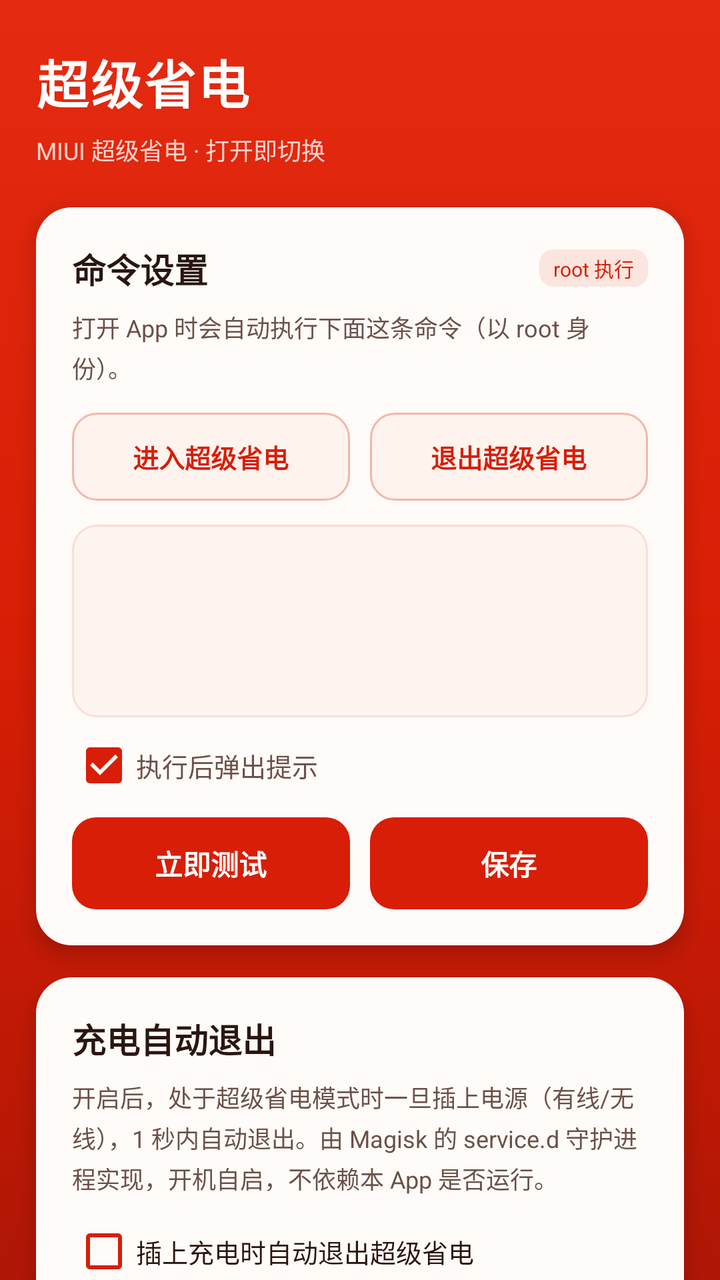
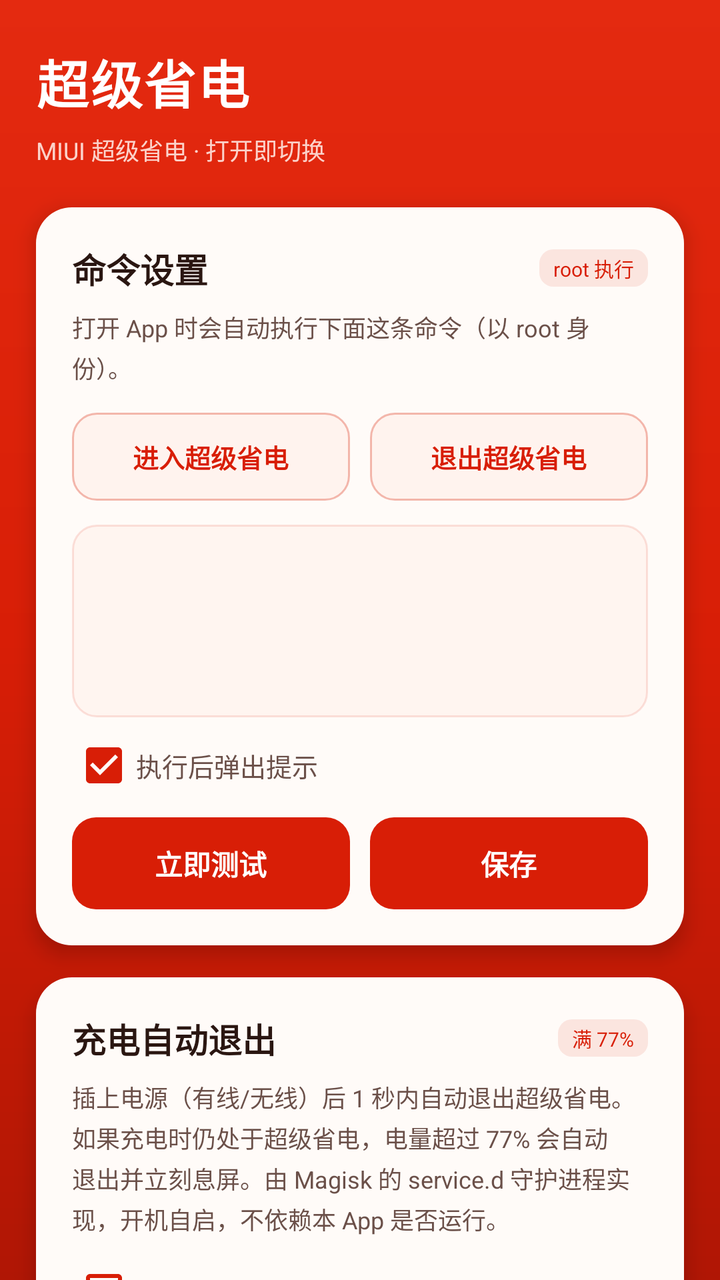

Screens rendered from an Android XML layout before and after an edit, with the pre-edit source and the edit as a unified diff.
<!-- AndroidManifest.xml: application theme Theme.EPS -->
<!-- res/layout/activity_settings.xml -->
<?xml version="1.0" encoding="utf-8"?>
<ScrollView xmlns:android="http://schemas.android.com/apk/res/android"
    xmlns:app="http://schemas.android.com/apk/res-auto"
    android:layout_width="match_parent"
    android:layout_height="match_parent"
    android:background="@drawable/bg_app"
    android:fillViewport="true"
    android:scrollbars="none">

    <LinearLayout
        android:layout_width="match_parent"
        android:layout_height="wrap_content"
        android:clipToPadding="false"
        android:orientation="vertical"
        android:paddingStart="18dp"
        android:paddingTop="22dp"
        android:paddingEnd="18dp"
        android:paddingBottom="36dp">

        <TextView
            android:layout_width="wrap_content"
            android:layout_height="wrap_content"
            android:letterSpacing="0.03"
            android:text="超级省电"
            android:textColor="@color/on_red_primary"
            android:textSize="26sp"
            android:textStyle="bold" />

        <TextView
            android:layout_width="wrap_content"
            android:layout_height="wrap_content"
            android:layout_marginTop="6dp"
            android:text="MIUI 超级省电 · 打开即切换"
            android:textColor="@color/on_red_secondary"
            android:textSize="12sp" />

        
        <LinearLayout
            android:layout_width="match_parent"
            android:layout_height="wrap_content"
            android:layout_marginTop="20dp"
            android:background="@drawable/bg_card"
            android:elevation="6dp"
            android:orientation="vertical"
            android:padding="18dp">

            <LinearLayout
                android:layout_width="match_parent"
                android:layout_height="wrap_content"
                android:gravity="center_vertical"
                android:orientation="horizontal">

                <TextView
                    android:layout_width="0dp"
                    android:layout_height="wrap_content"
                    android:layout_weight="1"
                    android:text="命令设置"
                    android:textColor="@color/text_dark"
                    android:textSize="17sp"
                    android:textStyle="bold" />

                <TextView
                    android:layout_width="wrap_content"
                    android:layout_height="wrap_content"
                    android:background="@drawable/bg_chip"
                    android:paddingStart="7dp"
                    android:paddingTop="2dp"
                    android:paddingEnd="7dp"
                    android:paddingBottom="2dp"
                    android:text="root 执行"
                    android:textColor="@color/festive_red"
                    android:textSize="10sp" />
            </LinearLayout>

            <TextView
                android:layout_width="match_parent"
                android:layout_height="wrap_content"
                android:layout_marginTop="8dp"
                android:lineSpacingExtra="3dp"
                android:text="打开 App 时会自动执行下面这条命令（以 root 身份）。"
                android:textColor="@color/text_body"
                android:textSize="12sp" />

            <LinearLayout
                android:layout_width="match_parent"
                android:layout_height="wrap_content"
                android:layout_marginTop="14dp"
                android:orientation="horizontal">

                <Button
                    android:id="@+id/btnPresetEnter"
                    style="@style/EPS.Button.Light"
                    android:layout_width="0dp"
                    android:layout_height="44dp"
                    android:layout_weight="1"
                    android:text="进入超级省电" />

                <Button
                    android:id="@+id/btnPresetExit"
                    style="@style/EPS.Button.Light"
                    android:layout_width="0dp"
                    android:layout_height="44dp"
                    android:layout_marginStart="10dp"
                    android:layout_weight="1"
                    android:text="退出超级省电" />
            </LinearLayout>

            <EditText
                android:id="@+id/editCommand"
                android:layout_width="match_parent"
                android:layout_height="wrap_content"
                android:layout_marginTop="12dp"
                android:background="@drawable/bg_field"
                android:fontFamily="monospace"
                android:gravity="top"
                android:inputType="textMultiLine"
                android:minLines="5"
                android:padding="12dp"
                android:textColor="@color/text_dark"
                android:textColorHint="@color/text_hint"
                android:textSize="12sp" />

            <CheckBox
                android:id="@+id/cbToast"
                android:layout_width="wrap_content"
                android:layout_height="wrap_content"
                android:layout_marginTop="8dp"
                android:buttonTint="@color/festive_red"
                android:checked="true"
                android:text="执行后弹出提示"
                android:textColor="@color/text_body"
                android:textSize="13sp"
                app:buttonTint="@color/festive_red" />

            <LinearLayout
                android:layout_width="match_parent"
                android:layout_height="wrap_content"
                android:layout_marginTop="10dp"
                android:orientation="horizontal">

                <Button
                    android:id="@+id/btnTest"
                    android:layout_width="0dp"
                    android:layout_height="46dp"
                    android:layout_weight="1"
                    android:text="立即测试" />

                <Button
                    android:id="@+id/btnSave"
                    android:layout_width="0dp"
                    android:layout_height="46dp"
                    android:layout_marginStart="10dp"
                    android:layout_weight="1"
                    android:text="保存" />
            </LinearLayout>

            <TextView
                android:id="@+id/tvResult"
                android:layout_width="match_parent"
                android:visibility="gone"
                android:layout_height="wrap_content"
                android:layout_marginTop="12dp"
                android:background="@drawable/bg_field"
                android:fontFamily="monospace"
                android:lineSpacingExtra="2dp"
                android:padding="10dp"
                android:textColor="@color/text_body"
                android:textSize="11sp" />
        </LinearLayout>

        
        <LinearLayout
            android:layout_width="match_parent"
            android:layout_height="wrap_content"
            android:layout_marginTop="16dp"
            android:background="@drawable/bg_card"
            android:elevation="6dp"
            android:orientation="vertical"
            android:padding="18dp">

            <TextView
                android:layout_width="wrap_content"
                android:layout_height="wrap_content"
                android:text="充电自动退出"
                android:textColor="@color/text_dark"
                android:textSize="17sp"
                android:textStyle="bold" />

            <TextView
                android:layout_width="match_parent"
                android:layout_height="wrap_content"
                android:layout_marginTop="8dp"
                android:lineSpacingExtra="3dp"
                android:text="开启后，处于超级省电模式时一旦插上电源（有线/无线），1 秒内自动退出。由 Magisk 的 service.d 守护进程实现，开机自启，不依赖本 App 是否运行。"
                android:textColor="@color/text_body"
                android:textSize="12sp" />

            <CheckBox
                android:id="@+id/cbAutoExit"
                android:layout_width="wrap_content"
                android:layout_height="wrap_content"
                android:layout_marginTop="12dp"
                android:buttonTint="@color/festive_red"
                android:text="插上充电时自动退出超级省电"
                android:textColor="@color/text_dark"
                android:textSize="13sp"
                app:buttonTint="@color/festive_red" />

            <TextView
                android:id="@+id/tvWatchStatus"
                android:layout_width="match_parent"
                android:layout_height="wrap_content"
                android:layout_marginTop="6dp"
                android:fontFamily="monospace"
                android:lineSpacingExtra="2dp"
                android:text="状态：查询中…"
                android:textColor="@color/text_body"
                android:textSize="11sp" />
        </LinearLayout>

        
        <LinearLayout
            android:layout_width="match_parent"
            android:layout_height="wrap_content"
            android:layout_marginTop="16dp"
            android:background="@drawable/bg_card"
            android:elevation="6dp"
            android:orientation="vertical"
            android:padding="18dp">

            <LinearLayout
                android:layout_width="match_parent"
                android:layout_height="wrap_content"
                android:gravity="center_vertical"
                android:orientation="horizontal">

                <TextView
                    android:layout_width="0dp"
                    android:layout_height="wrap_content"
                    android:layout_weight="1"
                    android:text="闲置息屏"
                    android:textColor="@color/text_dark"
                    android:textSize="17sp"
                    android:textStyle="bold" />

                <TextView
                    android:layout_width="wrap_content"
                    android:layout_height="wrap_content"
                    android:background="@drawable/bg_chip"
                    android:paddingStart="7dp"
                    android:paddingTop="2dp"
                    android:paddingEnd="7dp"
                    android:paddingBottom="2dp"
                    android:text="7 分 27 秒"
                    android:textColor="@color/festive_red"
                    android:textSize="10sp" />
            </LinearLayout>

            <TextView
                android:layout_width="match_parent"
                android:layout_height="wrap_content"
                android:layout_marginTop="8dp"
                android:lineSpacingExtra="3dp"
                android:text="连续 7 分 27 秒（447 秒）没有任何触屏（只认真实触屏，不看按键、传感器），就先退回桌面默认主页面、再息屏，全程约 1 秒。超级省电模式下不生效。"
                android:textColor="@color/text_body"
                android:textSize="12sp" />

            <CheckBox
                android:id="@+id/cbIdle"
                android:layout_width="wrap_content"
                android:layout_height="wrap_content"
                android:layout_marginTop="12dp"
                android:buttonTint="@color/festive_red"
                android:text="7 分 27 秒无触屏自动息屏"
                android:textColor="@color/text_dark"
                android:textSize="13sp"
                app:buttonTint="@color/festive_red" />
        </LinearLayout>

        <TextView
            android:layout_width="match_parent"
            android:layout_height="wrap_content"
            android:layout_marginTop="20dp"
            android:lineSpacingExtra="3dp"
            android:text="说明：这条命令通过 MIUI 电量和性能的 PowerSaverProvider 调用 changeSuperPowerMode，与手动点开关效果完全一致。"
            android:textColor="#CCFFE6DF"
            android:textSize="11sp" />

    </LinearLayout>

</ScrollView>
<!-- resources referenced by this layout -->
<resources>
  <color name="festive_red">#FFD81E06</color>
  <color name="on_red_primary">#FFFFFFFF</color>
  <color name="on_red_secondary">#E6FFE6DF</color>
  <color name="text_body">#FF6B5049</color>
  <color name="text_dark">#FF2A1611</color>
  <color name="text_hint">#FFA8928C</color>
  <!-- drawable bg_app (drawable) -->
  <?xml version="1.0" encoding="utf-8"?>
  <shape xmlns:android="http://schemas.android.com/apk/res/android"
      android:shape="rectangle">
      <gradient
          android:angle="270"
          android:centerColor="@color/festive_red"
          android:endColor="@color/festive_red_bottom"
          android:startColor="@color/festive_red_top"
          android:type="linear" />
  </shape>
  <!-- drawable bg_card (drawable) -->
  <?xml version="1.0" encoding="utf-8"?>
  <shape xmlns:android="http://schemas.android.com/apk/res/android"
      android:shape="rectangle">
      <corners android:radius="18dp" />
      <solid android:color="@color/card_bg" />
  </shape>
  <!-- drawable bg_chip (drawable) -->
  <?xml version="1.0" encoding="utf-8"?>
  <shape xmlns:android="http://schemas.android.com/apk/res/android"
      android:shape="rectangle">
      <corners android:radius="7dp" />
      <solid android:color="#1AD81E06" />
  </shape>
  <!-- drawable bg_field (drawable) -->
  <?xml version="1.0" encoding="utf-8"?>
  <shape xmlns:android="http://schemas.android.com/apk/res/android"
      android:shape="rectangle">
      <corners android:radius="12dp" />
      <solid android:color="@color/card_field" />
      <stroke
          android:width="1dp"
          android:color="@color/divider_soft" />
  </shape>
  <style name="EPS.Button.Light">
          <item name="android:background">@drawable/bg_btn_light</item>
          <item name="android:textColor">@color/festive_red</item>
          <item name="android:textSize">13sp</item>
          <item name="android:textStyle">bold</item>
          <item name="android:textAllCaps">false</item>
          <item name="android:minHeight">44dp</item>
          <item name="android:minWidth">0dp</item>
          <item name="android:insetLeft">0dp</item>
          <item name="android:insetRight">0dp</item>
          <item name="android:insetTop">0dp</item>
          <item name="android:insetBottom">0dp</item>
          <item name="android:paddingStart">6dp</item>
          <item name="android:paddingEnd">6dp</item>
          <item name="android:stateListAnimator">@null</item>
      </style>
  <color name="festive_red_bottom">#FFB01605</color>
  <color name="festive_red_top">#FFE42A10</color>
  <color name="card_bg">#FFFFFBF8</color>
  <color name="card_field">#FFFFF5F0</color>
  <color name="divider_soft">#1FD81E06</color>
  <!-- drawable bg_btn_light (drawable) -->
  <?xml version="1.0" encoding="utf-8"?>
  <ripple xmlns:android="http://schemas.android.com/apk/res/android"
      android:color="#26D81E06">
      <item>
          <shape android:shape="rectangle">
              <corners android:radius="12dp" />
              <solid android:color="#FFFFF3EE" />
              <stroke
                  android:width="1dp"
                  android:color="#4DD81E06" />
          </shape>
      </item>
  </ripple>
  <!-- drawable bg_btn_primary (drawable) -->
  <?xml version="1.0" encoding="utf-8"?>
  <ripple xmlns:android="http://schemas.android.com/apk/res/android"
      android:color="#40FFFFFF">
      <item>
          <shape android:shape="rectangle">
              <corners android:radius="12dp" />
              <solid android:color="@color/festive_red" />
          </shape>
      </item>
  </ripple>
  <!-- unchanged entries left out for length: 2 -->
</resources>

<!-- the commit's change to res/layout/activity_settings.xml (unified diff, before → after) -->
@@ -178,20 +178,40 @@
             android:orientation="vertical"
             android:padding="18dp">
 
-            <TextView
-                android:layout_width="wrap_content"
-                android:layout_height="wrap_content"
-                android:text="充电自动退出"
-                android:textColor="@color/text_dark"
-                android:textSize="17sp"
-                android:textStyle="bold" />
+            <LinearLayout
+                android:layout_width="match_parent"
+                android:layout_height="wrap_content"
+                android:gravity="center_vertical"
+                android:orientation="horizontal">
+
+                <TextView
+                    android:layout_width="0dp"
+                    android:layout_height="wrap_content"
+                    android:layout_weight="1"
+                    android:text="充电自动退出"
+                    android:textColor="@color/text_dark"
+                    android:textSize="17sp"
+                    android:textStyle="bold" />
+
+                <TextView
+                    android:layout_width="wrap_content"
+                    android:layout_height="wrap_content"
+                    android:background="@drawable/bg_chip"
+                    android:paddingStart="7dp"
+                    android:paddingTop="2dp"
+                    android:paddingEnd="7dp"
+                    android:paddingBottom="2dp"
+                    android:text="满 77%"
+                    android:textColor="@color/festive_red"
+                    android:textSize="10sp" />
+            </LinearLayout>
 
             <TextView
                 android:layout_width="match_parent"
                 android:layout_height="wrap_content"
                 android:layout_marginTop="8dp"
                 android:lineSpacingExtra="3dp"
-                android:text="开启后，处于超级省电模式时一旦插上电源（有线/无线），1 秒内自动退出。由 Magisk 的 service.d 守护进程实现，开机自启，不依赖本 App 是否运行。"
+                android:text="插上电源（有线/无线）后 1 秒内自动退出超级省电。如果充电时仍处于超级省电，电量超过 77% 会自动退出并立刻息屏。由 Magisk 的 service.d 守护进程实现，开机自启，不依赖本 App 是否运行。"
                 android:textColor="@color/text_body"
                 android:textSize="12sp" />
 
@@ -201,7 +221,7 @@
                 android:layout_height="wrap_content"
                 android:layout_marginTop="12dp"
                 android:buttonTint="@color/festive_red"
-                android:text="插上充电时自动退出超级省电"
+                android:text="充电时自动退出超级省电"
                 android:textColor="@color/text_dark"
                 android:textSize="13sp"
                 app:buttonTint="@color/festive_red" />
